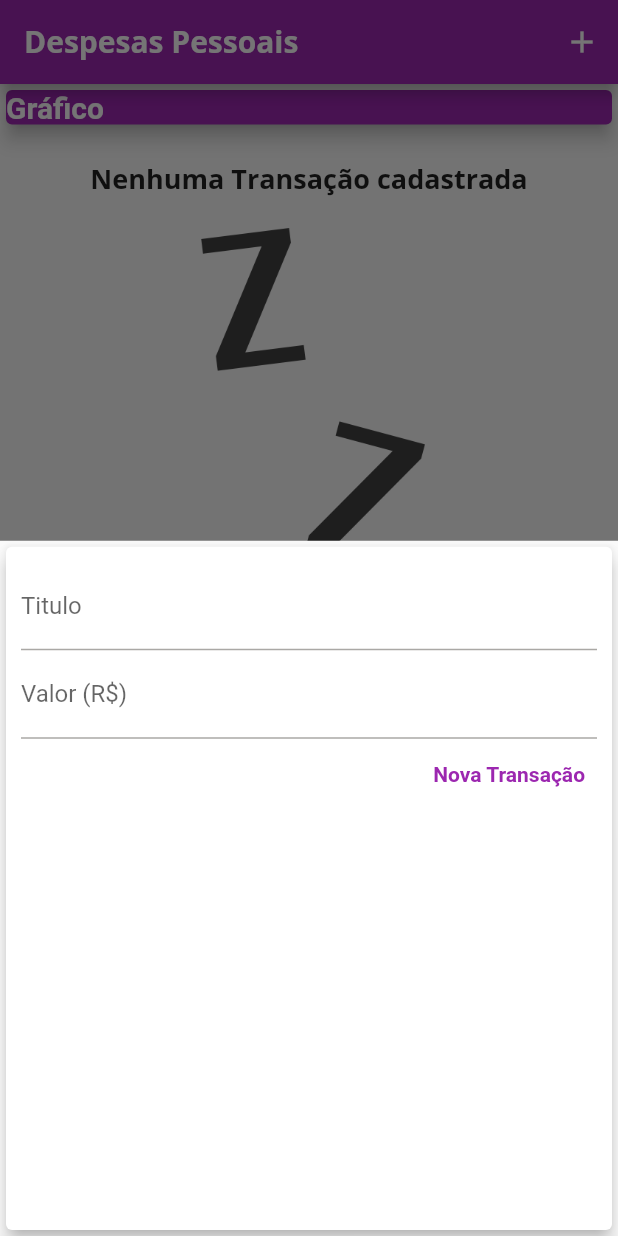
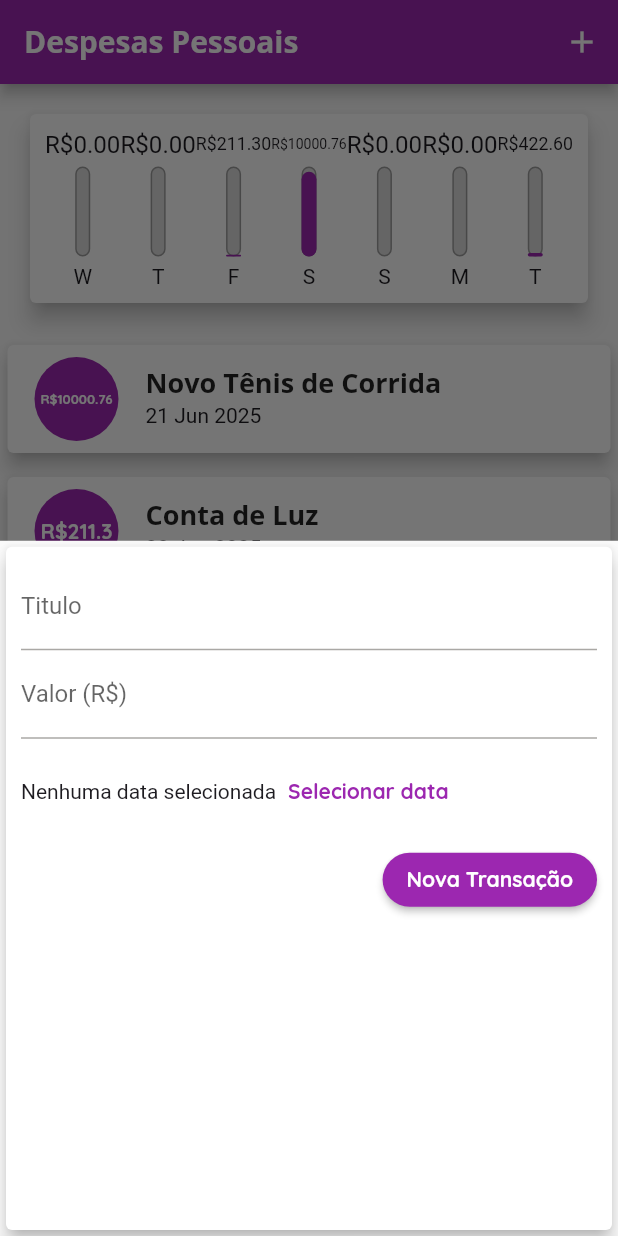
Before and after one commit to gregoriando/flutter_expenses, a Flutter app: the screen it shows after launch, after a tap on the "add" icon, on a phone screen of 412 x 824 dp. Run offline on Flutter 3.47's test engine with Material 3 defaults, Android fonts, the light colour scheme and no system bars.

Commit message:
feat "Criaçao e  modigicaçÃo do chart_bar e chart"

```diff
--- /dev/null
+++ b/lib/components/chart.dart
@@ -0,0 +1,58 @@
+import 'package:flutter/material.dart';
+import 'package:flutter_expenses/components/chart_bar.dart';
+import 'package:flutter_expenses/models/transaction.dart';
+import 'package:intl/intl.dart';
+
+class Chart extends StatelessWidget {
+  final List<Transaction> recentTransaction;
+  const Chart(this.recentTransaction, {super.key});
+
+  List<Map<String, Object>> get groupedTransactions {
+    return List.generate(7, (index) {
+      final weekDay = DateTime.now().subtract(Duration(days: index));
+
+      double totalSum = 0.0;
+      for (var i = 0; i < recentTransaction.length; i++) {
+        bool sameDay = recentTransaction[i].date.day == weekDay.day;
+        bool sameMonth = recentTransaction[i].date.month == weekDay.month;
+        bool sameYear = recentTransaction[i].date.year == weekDay.year;
+
+        if (sameDay && sameMonth && sameYear) {
+          totalSum += recentTransaction[i].value;
+        }
+      }
+      return {'day': DateFormat.E().format(weekDay)[0], 'value': totalSum};
+    }).reversed.toList();
+  }
+
+  double get _weekTotalValue {
+    return groupedTransactions.fold(0.0, (sum, tr) {
+      return sum + (tr['value'] as double);
+    });
+  }
+
+  @override
+  Widget build(BuildContext context) {
+    groupedTransactions;
+    return Card(
+      elevation: 6,
+      margin: EdgeInsets.all(20),
+      child: Padding(
+        padding: const EdgeInsets.all(10),
+        child: Row(
+          mainAxisAlignment: MainAxisAlignment.spaceAround,
+          children: groupedTransactions.map((tr) {
+            return Flexible(
+              fit: FlexFit.tight,
+              child: ChartBar(
+                label: tr['day'] as String,
+                value: tr['value'] as double,
+                percentage: (tr['value'] as double) / _weekTotalValue,
+              ),
+            );
+          }).toList(),
+        ),
+      ),
+    );
+  }
+}
--- /dev/null
+++ b/lib/components/chart_bar.dart
@@ -0,0 +1,55 @@
+import 'package:flutter/material.dart';
+
+class ChartBar extends StatelessWidget {
+  final String label;
+  final double value;
+  final double percentage;
+
+  const ChartBar({
+    required this.label,
+    required this.value,
+    required this.percentage,
+    super.key,
+  });
+
+  @override
+  Widget build(BuildContext context) {
+    return Column(
+      children: [
+        Container(
+          height: 20,
+          child: FittedBox(child: Text('R\$${value.toStringAsFixed(2)}')),
+        ),
+        SizedBox(height: 5),
+
+        Container(
+          height: 60,
+          width: 10,
+          child: Stack(
+            alignment: Alignment.bottomCenter,
+            children: [
+              Container(
+                decoration: BoxDecoration(
+                  border: Border.all(color: Colors.grey, width: 1.0),
+                  color: Color.fromRGBO(220, 220, 220, 1),
+                  borderRadius: BorderRadius.circular(5),
+                ),
+              ),
+              FractionallySizedBox(
+                heightFactor: percentage,
+                child: Container(
+                  decoration: BoxDecoration(
+                    color: Theme.of(context).colorScheme.primary,
+                    borderRadius: BorderRadius.circular(5),
+                  ),
+                ),
+              ),
+            ],
+          ),
+        ),
+        SizedBox(height: 5),
+        Text(label),
+      ],
+    );
+  }
+}
--- a/lib/components/transaction_form.dart
+++ b/lib/components/transaction_form.dart
@@ -43,20 +43,41 @@ class _TransactionFormState extends State<TransactionForm> {
               onSubmitted: (_) => _submitForm(),
               decoration: InputDecoration(labelText: 'Valor (R\$)'),
             ),
+            Container(
+              height: 70,
+              child: Row(
+                children: [
+                  Text('Nenhuma data selecionada'),
+                  TextButton(
+                    onPressed: () {},
+                    child: Text(
+                      'Selecionar data',
+                      style: TextStyle(
+                        color: Theme.of(context).colorScheme.primary,
+                        fontWeight: FontWeight.bold,
+                      ),
+                    ),
+                  ),
+                ],
+              ),
+            ),
             Row(
               mainAxisAlignment: MainAxisAlignment.end,
               children: [
-                TextButton(
+                ElevatedButton(
                   onPressed: () {
                     _submitForm();
                   },
-                  child: Text(
-                    'Nova Transação',
-                    style: TextStyle(
-                      color: Colors.purple,
-                      fontWeight: FontWeight.bold,
+                  style: ElevatedButton.styleFrom(
+                    foregroundColor: Theme.of(
+                      context,
+                    ).textTheme.labelLarge?.color,
+                    backgroundColor: Theme.of(context).colorScheme.primary,
+                    shape: RoundedRectangleBorder(
+                      borderRadius: BorderRadius.circular(20),
                     ),
                   ),
+                  child: Text('Nova Transação'),
                 ),
               ],
             ),
--- a/lib/components/transaction_list.dart
+++ b/lib/components/transaction_list.dart
@@ -34,47 +34,31 @@ class TransactionList extends StatelessWidget {
               itemBuilder: (ctx, index) {
                 final tr = transactions[index];
                 return Card(
-                  child: Row(
-                    children: [
-                      Container(
-                        margin: EdgeInsets.symmetric(
-                          horizontal: 15,
-                          vertical: 10,
-                        ),
-                        decoration: BoxDecoration(
-                          border: Border.all(
-                            color: Theme.of(context).colorScheme.primary,
-                            width: 2,
-                          ),
-                        ),
-                        padding: EdgeInsets.all(10),
+                  elevation: 5,
+                  margin: EdgeInsets.symmetric(vertical: 8, horizontal: 5),
+                  child: ListTile(
+                    leading: CircleAvatar(
+                      backgroundColor: Theme.of(context).colorScheme.primary,
+                      radius: 30,
+                      child: Padding(
+                        padding: const EdgeInsets.all(6.0),
+
+                        child: FittedBox(
                           child: Text(
-                          ' R\$${tr.value.toStringAsFixed(2)}',
+                            'R\$${tr.value}',
                             style: TextStyle(
+                              color: Colors.white,
                               fontWeight: FontWeight.bold,
-                            fontSize: 20,
-                            color: Theme.of(context).colorScheme.primary,
                             ),
                           ),
                         ),
-                      Column(
-                        crossAxisAlignment: CrossAxisAlignment.start,
-                        children: [
-                          Text(
+                      ),
+                    ),
+                    title: Text(
                       tr.title,
                       style: Theme.of(context).textTheme.titleLarge,
-                            // style: TextStyle(
-                            //   fontWeight: FontWeight.bold,
-                            //   fontSize: 16,
-                            // ),
                     ),
-                          Text(
-                            DateFormat('d MMM y').format(tr.date),
-                            style: TextStyle(color: Colors.grey),
-                          ),
-                        ],
-                      ),
-                    ],
+                    subtitle: Text(DateFormat('d MMM y').format(tr.date)),
                   ),
                 );
               },
--- a/lib/main.dart
+++ b/lib/main.dart
@@ -1,5 +1,6 @@
 import 'dart:math';
 import 'package:flutter/material.dart';
+import 'package:flutter_expenses/components/chart.dart';
 import 'package:flutter_expenses/components/transaction_form.dart';
 import 'package:flutter_expenses/components/transaction_list.dart';
 import 'package:flutter_expenses/models/transaction.dart';
@@ -23,6 +24,10 @@ class ExpensesApp extends StatelessWidget {
           titleLarge: TextStyle(
             fontFamily: 'OpenSans',
             fontSize: 18,
+            fontWeight: FontWeight.bold,
+          ),
+          labelLarge: TextStyle(
+            color: Colors.white,
             fontWeight: FontWeight.bold,
           ),
         ),
@@ -54,30 +59,30 @@ class MyHomePage extends StatefulWidget {
 
 class _MyHomePageState extends State<MyHomePage> {
   final List<Transaction> _transactions = [
-    // Transaction(
-    //   id: 't1',
-    //   title: 'Novo Tênis de Corrida',
-    //   value: 310.76,
-    //   date: DateTime.now(),
-    // ),
-    // Transaction(
-    //   id: 't2',
-    //   title: 'Conta de Luz',
-    //   value: 211.30,
-    //   date: DateTime.now(),
-    // ),
-    // Transaction(
-    //   id: 't3',
-    //   title: 'Conta de água',
-    //   value: 211.30,
-    //   date: DateTime.now(),
-    // ),
-    // Transaction(
-    //   id: 't4',
-    //   title: 'Conta de internet',
-    //   value: 211.30,
-    //   date: DateTime.now(),
-    // ),
+    Transaction(
+      id: 't1',
+      title: 'Novo Tênis de Corrida',
+      value: 10000.76,
+      date: DateTime.now().subtract(Duration(days: 3)),
+    ),
+    Transaction(
+      id: 't2',
+      title: 'Conta de Luz',
+      value: 211.30,
+      date: DateTime.now().subtract(Duration(days: 4)),
+    ),
+    Transaction(
+      id: 't3',
+      title: 'Conta de água',
+      value: 211.30,
+      date: DateTime.now(),
+    ),
+    Transaction(
+      id: 't4',
+      title: 'Conta de internet',
+      value: 211.30,
+      date: DateTime.now(),
+    ),
     // Transaction(
     //   id: 't5',
     //   title: 'Conta de cartão de crédito',
@@ -100,6 +105,12 @@ class _MyHomePageState extends State<MyHomePage> {
     //   date: DateTime.now(),
     // ),
   ];
+
+  List<Transaction> get _recentTransactions {
+    return _transactions.where((tr) {
+      return tr.date.isAfter(DateTime.now().subtract(Duration(days: 7)));
+    }).toList();
+  }
 
   void _addTransaction(String title, double value) {
     final newTransaction = Transaction(
@@ -141,20 +152,7 @@ class _MyHomePageState extends State<MyHomePage> {
         child: Column(
           crossAxisAlignment: CrossAxisAlignment.stretch,
           children: [
-            SizedBox(
-              child: Card(
-                elevation: 5,
-                color: Theme.of(context).appBarTheme.backgroundColor,
-                child: Text(
-                  'Gráfico',
-                  style: TextStyle(
-                    color: Theme.of(context).appBarTheme.foregroundColor,
-                    fontSize: 20,
-                    fontWeight: FontWeight.bold,
-                  ),
-                ),
-              ),
-            ),
+            Chart(_recentTransactions),
             TransactionList(_transactions),
           ],
         ),
```
Lines whose indentation alone changed are shown as unchanged.
